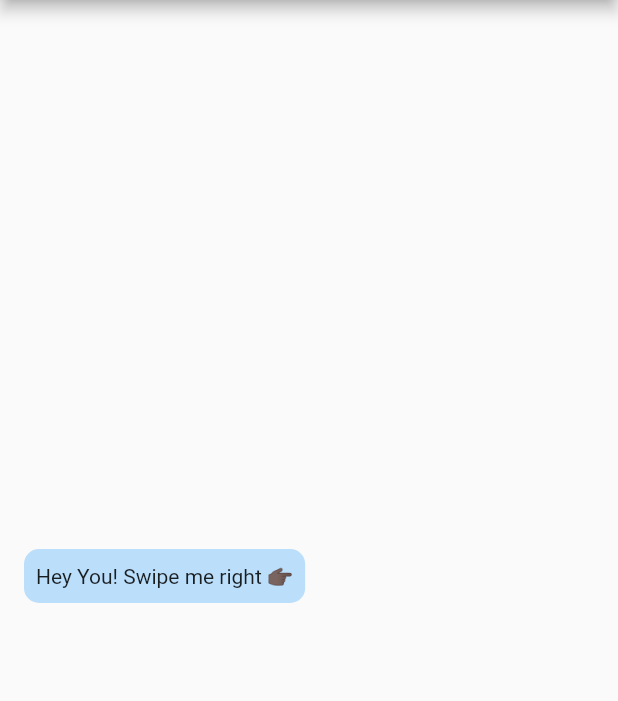
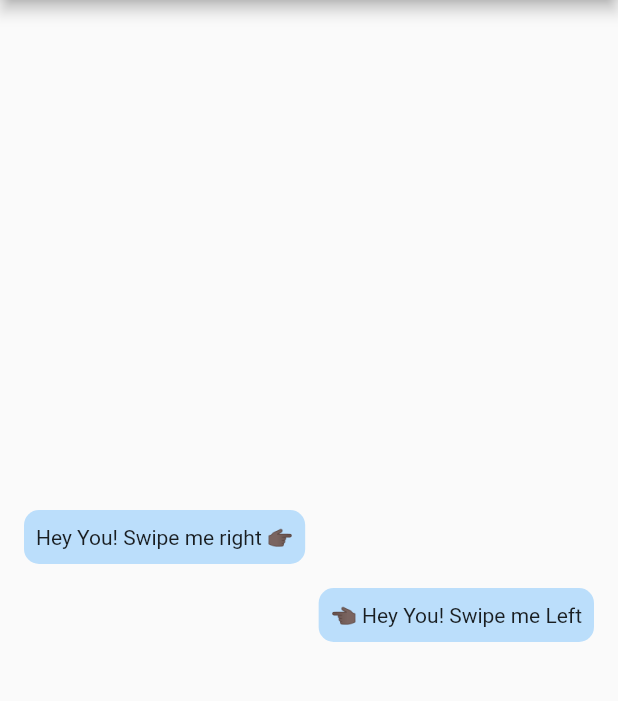
Before and after one commit to Purvik/SwipeTo, a Flutter app: the screen it shows after launch, on a phone screen of 412 x 824 dp, the part 84-785 px from its top. Run offline on Flutter 3.47's test engine with Material 2 defaults, Android fonts, the phone set to English and light mode, and no system bars.

Commit message:
Swipe Left,Right Feature added, updated packages description

```diff
--- a/example/lib/main.dart
+++ b/example/lib/main.dart
@@ -29,12 +29,14 @@ class AppHome extends StatefulWidget {
 }
 
 class _AppHomeState extends State<AppHome> {
-  String _reply;
+  String _replyForRight;
+  String _replyForLeft;
 
   @override
   void initState() {
     super.initState();
-    _reply = '';
+    _replyForRight = '';
+    _replyForLeft = '';
   }
 
   @override
@@ -52,11 +54,18 @@ class _AppHomeState extends State<AppHome> {
           mainAxisAlignment: MainAxisAlignment.center,
           crossAxisAlignment: CrossAxisAlignment.stretch,
           children: <Widget>[
+            ///SwipeToRight Example
+            Column(
+              mainAxisAlignment: MainAxisAlignment.center,
+              crossAxisAlignment: CrossAxisAlignment.start,
+              children: <Widget>[
                 SwipeTo(
+                  swipeDirection: SwipeDirection.swipeToRight,
+                  endOffset: Offset(0.3, 0.0),
                   child: Container(
                     margin: const EdgeInsets.symmetric(vertical: 8.0),
-                padding:
-                    const EdgeInsets.symmetric(vertical: 10.0, horizontal: 8.0),
+                    padding: const EdgeInsets.symmetric(
+                        vertical: 10.0, horizontal: 8.0),
                     decoration: BoxDecoration(
                       color: Colors.blue.shade100,
                       borderRadius: BorderRadius.all(
@@ -69,11 +78,11 @@ class _AppHomeState extends State<AppHome> {
                   ),
                   callBack: () {
                     print('Handling callback after animation end');
-                _displayInputBottomSheet();
+                    _displayInputBottomSheet(SwipeDirection.swipeToRight);
                   },
                 ),
                 Visibility(
-              visible: _reply.isNotEmpty,
+                  visible: _replyForRight.isNotEmpty,
                   replacement: SizedBox(),
                   child: Align(
                     alignment: Alignment.centerRight,
@@ -89,10 +98,64 @@ class _AppHomeState extends State<AppHome> {
                         ),
                       ),
                       child: Text(
-                    _reply,
+                        _replyForRight,
                       ),
                     ),
                   ),
+                ),
+              ],
+            ),
+
+            ///SwipeToLeft Example
+            Column(
+              mainAxisAlignment: MainAxisAlignment.center,
+              crossAxisAlignment: CrossAxisAlignment.end,
+              children: <Widget>[
+                SwipeTo(
+                  swipeDirection: SwipeDirection.swipeToLeft,
+                  endOffset: Offset(-0.3, 0.0),
+                  child: Container(
+                    margin: const EdgeInsets.symmetric(vertical: 8.0),
+                    padding: const EdgeInsets.symmetric(
+                        vertical: 10.0, horizontal: 8.0),
+                    decoration: BoxDecoration(
+                      color: Colors.blue.shade100,
+                      borderRadius: BorderRadius.all(
+                        Radius.circular(
+                          10.0,
+                        ),
+                      ),
+                    ),
+                    child: Text('👈🏿 Hey You! Swipe me Left'),
+                  ),
+                  callBack: () {
+                    print('Handling callback after animation end');
+                    _displayInputBottomSheet(SwipeDirection.swipeToLeft);
+                  },
+                ),
+                Visibility(
+                  visible: _replyForLeft.isNotEmpty,
+                  replacement: SizedBox(),
+                  child: Align(
+                    alignment: Alignment.centerLeft,
+                    child: Container(
+                      padding: const EdgeInsets.symmetric(
+                          vertical: 10.0, horizontal: 8.0),
+                      decoration: BoxDecoration(
+                        color: Colors.blue.shade100,
+                        borderRadius: BorderRadius.all(
+                          Radius.circular(
+                            10.0,
+                          ),
+                        ),
+                      ),
+                      child: Text(
+                        _replyForLeft,
+                      ),
+                    ),
+                  ),
+                ),
+              ],
             ),
           ],
         ),
@@ -100,14 +163,18 @@ class _AppHomeState extends State<AppHome> {
     );
   }
 
-  void _handleReply(String reply) {
+  void _handleReply(String reply, SwipeDirection swipeDirection) {
     Navigator.pop(context);
     setState(() {
-      _reply = reply;
+      if (swipeDirection == SwipeDirection.swipeToRight) {
+        _replyForRight = reply;
+      } else {
+        _replyForLeft = reply;
+      }
     });
   }
 
-  void _displayInputBottomSheet() {
+  void _displayInputBottomSheet(SwipeDirection swipeDirection) {
     showModalBottomSheet(
       context: context,
       builder: (context) {
@@ -123,7 +190,7 @@ class _AppHomeState extends State<AppHome> {
             child: TextField(
               autofocus: true,
               textInputAction: TextInputAction.done,
-              onSubmitted: (value) => _handleReply(value),
+              onSubmitted: (value) => _handleReply(value, swipeDirection),
               decoration: InputDecoration(
                 labelText: 'Reply',
                 hintText: 'enter reply here',
--- a/lib/src/SwipeTo.dart
+++ b/lib/src/SwipeTo.dart
@@ -1,23 +1,55 @@
 import 'package:flutter/material.dart';
 
+enum SwipeDirection { swipeToLeft, swipeToRight }
+
+/// SwipeTo is a wrapper widget to other Widget that we can swipe horizontally
+/// to initiate a callback when animation gets end.
+/// It is useful to develop and What's App kind of replay animation for a
+/// component of ongoing chat.
 class SwipeTo extends StatefulWidget {
+  /// Child widget for which you want to have horizontal swipe action
+  /// @required parameter
   final Widget child;
+
+  /// Duration value to define animation duration
   final Duration animationDuration;
+
+  /// Enum value from [swipeToLeft, swipeToRight] only
+  /// Make sure to pass relative Offset value according to passed Offset value
+  /// If not specified swipeToRight will be taken as default
+  final SwipeDirection swipeDirection;
+
+  /// Icon that will be displayed beneath child widget
   final IconData iconData;
+
+  /// double value defining size of displayed icon beneath child widget
+  /// if not specified default it will take 26
   final double iconSize;
+
+  /// color value defining color of displayed icon beneath child widget
+  ///if not specified primaryColor from theme will be taken
   final Color iconColor;
+
+  /// Offset value till which position child widget will get animate
+  /// Make sure to pass relative value align to passed SwipeDirection enum value
+  /// if not specified Offset(0.3, 0.0) default will be taken
   final Offset endOffset;
+
+  /// callback which will be initiated at then end of child widget animation
+  /// @required parameter
   final VoidCallback callBack;
 
   SwipeTo({
     @required this.child,
     @required this.callBack,
+    this.swipeDirection = SwipeDirection.swipeToRight,
     this.iconData = Icons.reply,
-    this.iconSize = 30.0,
+    this.iconSize = 26.0,
     this.iconColor,
     this.animationDuration = const Duration(milliseconds: 150),
     this.endOffset = const Offset(0.3, 0.0),
-  });
+  })  : assert(child != null, "You must pass a child widget."),
+        assert(callBack != null, "You must pass a callback.");
 
   @override
   _SwipeToState createState() => _SwipeToState();
@@ -65,16 +97,24 @@ class _SwipeToState extends State<SwipeTo> with SingleTickerProviderStateMixin {
   Widget build(BuildContext context) {
     return GestureDetector(
       onHorizontalDragUpdate: (details) {
-        print('${details.delta.dx}');
-        if (details.delta.dx > 1) {
+        if (widget.swipeDirection == SwipeDirection.swipeToRight &&
+            details.delta.dx > 1) {
           _controller.forward().whenComplete(() {
-            _controller.reverse();
-            widget.callBack();
+            _controller.reverse().whenComplete(() => widget.callBack());
+          });
+        }
+        if (widget.swipeDirection == SwipeDirection.swipeToLeft &&
+            details.delta.dx < -1) {
+          _controller.forward().whenComplete(() {
+            _controller.reverse().whenComplete(() => widget.callBack());
           });
         }
       },
       child: Stack(
-        alignment: Alignment.centerLeft,
+        alignment: widget.swipeDirection == SwipeDirection.swipeToRight
+            ? Alignment.centerLeft
+            : Alignment.centerRight,
+        fit: StackFit.loose,
         children: [
           FadeTransition(
             opacity: iconFadeAnimation,
--- a/pubspec.yaml
+++ b/pubspec.yaml
@@ -1,6 +1,6 @@
 name: swipe_to
 description: SwipeTo is a wrapper for a chat view widget which can be used initiate callback when user horizontally swipe on it.
-version: 0.0.1+2
+version: 0.0.1+3
 authors:
   - Purvik Rana <purvik1239@gmail.com>
 homepage: https://github.com/Purvik/SwipeTo.git
```
Also changed, not shown: example/output/swipe_right_left.gif (added), example/pubspec.lock, 2 other files. Lines whose indentation alone changed are shown as unchanged.
